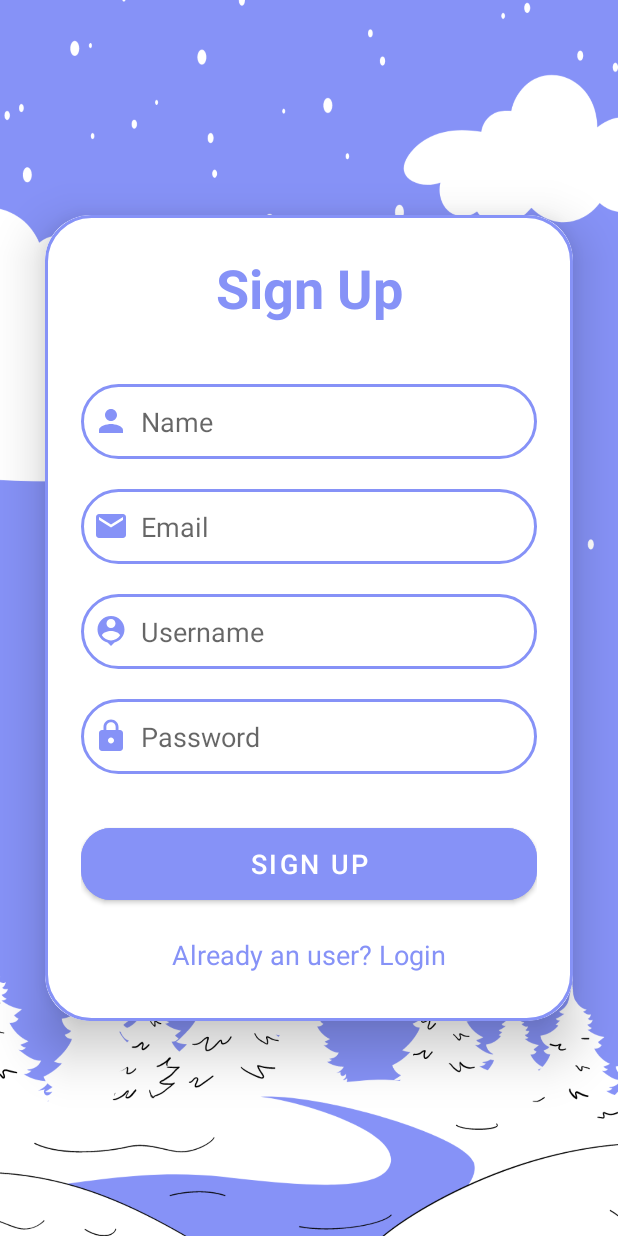
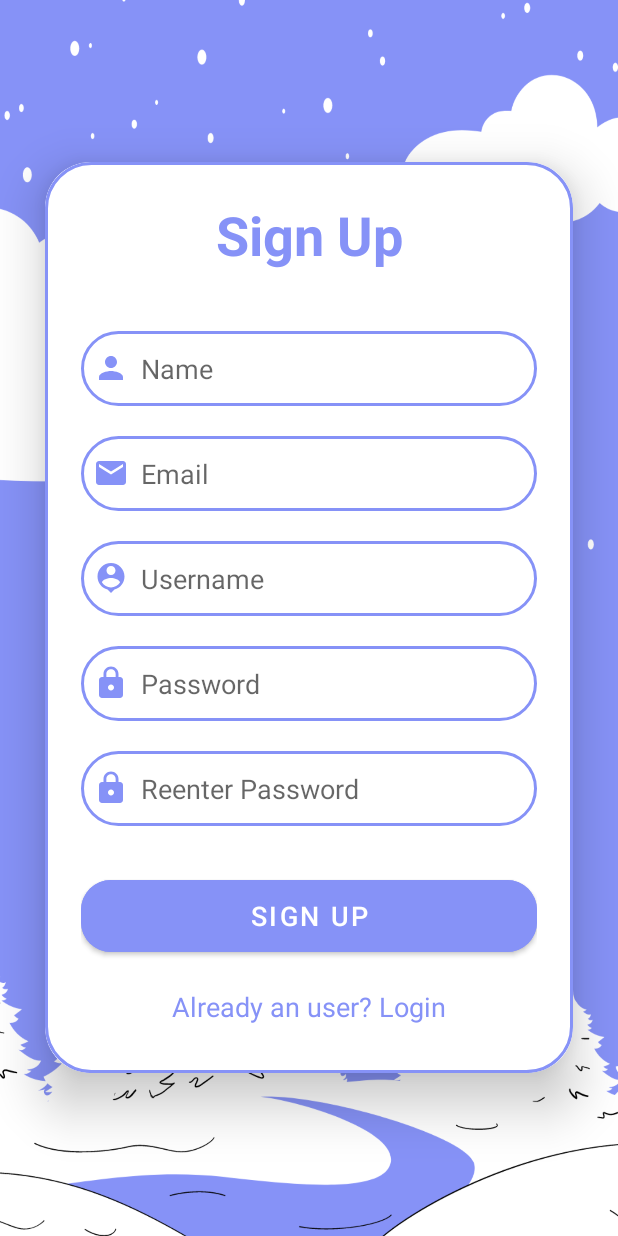
Before and after one commit to Tzehong112002/MobileAssFundraisingApp, an Android app: the screen it shows after launch (SignupActivity), after a tap on "SIGN UP", on a phone screen of 412 x 824 dp. Run offline under Robolectric (Android 15) with nearby library versions, the phone set to English and light mode, and no system bars; our stand-ins replace Firebase (no records; nobody signed in at launch, a user with empty details on screens opened directly).

Commit message:
validation for signup page

```diff
--- a/app/src/main/java/com/example/mobileassfundraisingapp/SignupActivity.java
+++ b/app/src/main/java/com/example/mobileassfundraisingapp/SignupActivity.java
@@ -8,13 +8,18 @@ import android.widget.EditText;
 import android.widget.TextView;
 import android.widget.Toast;
 
+import androidx.annotation.NonNull;
 import androidx.appcompat.app.AppCompatActivity;
 
+import com.google.firebase.database.DataSnapshot;
+import com.google.firebase.database.DatabaseError;
 import com.google.firebase.database.DatabaseReference;
 import com.google.firebase.database.FirebaseDatabase;
+import com.google.firebase.database.Query;
+import com.google.firebase.database.ValueEventListener;
 
 public class SignupActivity extends AppCompatActivity {
-    EditText signupName, signupUsername, signupEmail, signupPassword;
+    EditText signupName, signupUsername, signupEmail, signupPassword, confirmPassword;
     TextView loginRedirectText;
     Button signupButton;
     FirebaseDatabase database;
@@ -32,6 +37,7 @@ public class SignupActivity extends AppCompatActivity {
         signupPassword = findViewById(R.id.signup_password);
         loginRedirectText = findViewById(R.id.loginRedirectText);
         signupButton = findViewById(R.id.signup_button);
+        confirmPassword = findViewById(R.id.confirmPassword);
 
         // Set up click listener for sign up button
         signupButton.setOnClickListener(new View.OnClickListener() {
@@ -45,12 +51,49 @@ public class SignupActivity extends AppCompatActivity {
                 String email = signupEmail.getText().toString().trim();
                 String username = signupUsername.getText().toString().trim();
                 String password = signupPassword.getText().toString().trim();
+                String cfmPassword = confirmPassword.getText().toString().trim();
 
                 // Check if any input fields are empty
-                if (name.isEmpty() || email.isEmpty() || username.isEmpty() || password.isEmpty()) {
+                if (name.isEmpty() || email.isEmpty() || username.isEmpty() || password.isEmpty() || cfmPassword.isEmpty()) {
+                    signupUsername.setError(null);
+                    signupEmail.setError(null);
                     Toast.makeText(SignupActivity.this, "Please fill in all fields", Toast.LENGTH_SHORT).show();
                     return;
                 }
+
+                // Check if password and confirm password match
+                if (!password.equals(cfmPassword)) {
+                    signupUsername.setError(null);
+                    signupEmail.setError(null);
+                    Toast.makeText(SignupActivity.this, "Passwords do not match", Toast.LENGTH_SHORT).show();
+                    return;
+                }
+
+                // Check if email is valid
+                if (!android.util.Patterns.EMAIL_ADDRESS.matcher(email).matches()) {
+                    signupUsername.setError(null);
+                    signupEmail.setError("Please enter a valid email address");
+                    return;
+                }
+
+                // Check if username is already taken
+                reference.child(username).addListenerForSingleValueEvent(new ValueEventListener() {
+                    @Override
+                    public void onDataChange(@NonNull DataSnapshot snapshot) {
+                        if (snapshot.exists()) {
+                            signupUsername.setError("Username already taken");
+                        } else {
+                            signupUsername.setError(null);
+
+                            // Check if email is already registered
+                            Query query = reference.orderByChild("email").equalTo(email);
+                            query.addListenerForSingleValueEvent(new ValueEventListener() {
+                                @Override
+                                public void onDataChange(@NonNull DataSnapshot snapshot) {
+                                    if (snapshot.exists()) {
+                                        signupEmail.setError("Email already registered");
+                                    } else {
+                                        signupEmail.setError(null);
 
                                         // Create helper class object with input values and default role "user"
                                         HelperClass helperClass = new HelperClass(name, email, username, password, "user");
@@ -63,8 +106,23 @@ public class SignupActivity extends AppCompatActivity {
                                         Intent intent = new Intent(SignupActivity.this, LoginActivity.class);
                                         startActivity(intent);
                                     }
+                                }
+
+                                @Override
+                                public void onCancelled(@NonNull DatabaseError error) {
+                                    // Handle error
+                                }
                             });
+                        }
+                    }
 
+                    @Override
+                    public void onCancelled(@NonNull DatabaseError error) {
+                        // Handle error
+                    }
+                });
+            }
+        });
 
         // Set up click listener for redirecting to login screen
         loginRedirectText.setOnClickListener(new View.OnClickListener() {
--- a/app/src/main/res/layout/activity_signup.xml
+++ b/app/src/main/res/layout/activity_signup.xml
@@ -75,6 +75,18 @@
                 android:drawableLeft="@drawable/ic_lock"
                 android:drawablePadding="8dp"
                 android:textColor="@color/black"/>
+            <EditText
+                android:layout_width="match_parent"
+                android:layout_height="50dp"
+                android:id="@+id/confirmPassword"
+                android:background="@drawable/lavender_border"
+                android:layout_marginTop="20dp"
+                android:padding="8dp"
+                android:hint="Reenter Password"
+                android:inputType="textPassword"
+                android:drawableLeft="@drawable/ic_lock"
+                android:drawablePadding="8dp"
+                android:textColor="@color/black"/>
             <Button
                 android:layout_width="match_parent"
                 android:layout_height="60dp"
```
Lines whose indentation alone changed are shown as unchanged.
